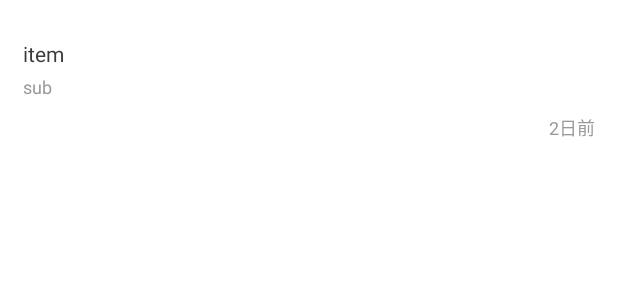
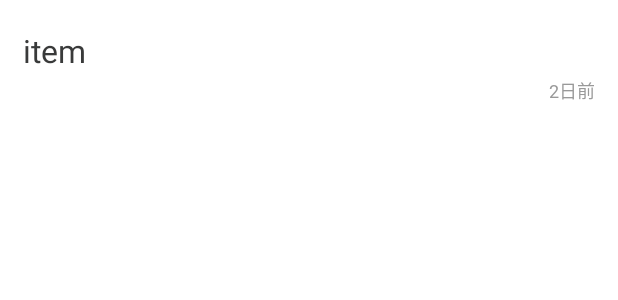
Before and after one commit to rail1000/coinbank, an Android app: the layout list_item_trade_center.xml on its own in the app's theme, with its tools: preview values and no code run, on a phone screen of 412 x 824 dp. Shown: the top 300 px of the screen. Run offline under Robolectric (Android 15) with nearby library versions, the phone set to English and light mode, and no system bars; Roboto replaces fonts that are not available here.

Commit message:
调整交易细节的布局大小

```diff
--- a/app/src/main/java/com/gongchuang/ethtoken/ui/adapter/PretradeAdapter.java
+++ b/app/src/main/java/com/gongchuang/ethtoken/ui/adapter/PretradeAdapter.java
@@ -19,8 +19,8 @@ public class PretradeAdapter extends CommonAdapter<PreDeposit> {
 
     @Override
     public void convert(ViewHolder holder, PreDeposit preDeposit) {
-        holder.setText(R.id.tv_tx_hash,"交易哈希:"+preDeposit.getHash());
-        holder.setText(R.id.tv_amount,"金额:"+preDeposit.getPreamount());
+        holder.setText(R.id.tv_tx_hash,"金额:"+preDeposit.getPreamount());
+       // holder.setText(R.id.tv_amount,"金额:"+preDeposit.getPreamount());
         holder.setText(R.id.tv_message_time,preDeposit.getExtractime());
     }
 }
--- a/app/src/main/java/com/gongchuang/ethtoken/ui/adapter/TradeAdapter.java
+++ b/app/src/main/java/com/gongchuang/ethtoken/ui/adapter/TradeAdapter.java
@@ -18,8 +18,8 @@ public class TradeAdapter extends CommonAdapter<TransactionRecord> {
 
     @Override
     public void convert(ViewHolder holder, TransactionRecord transactionRecord) {
-        holder.setText(R.id.tv_tx_hash,"交易哈希:"+transactionRecord.getTxHash());
-        holder.setText(R.id.tv_amount,"金额:"+transactionRecord.getType()+" "+transactionRecord.getAmount());
+        holder.setText(R.id.tv_tx_hash,"金额:"+transactionRecord.getType()+" "+transactionRecord.getAmount());
+       // holder.setText(R.id.tv_amount,"金额:"+transactionRecord.getType()+" "+transactionRecord.getAmount());
         holder.setText(R.id.tv_message_time,transactionRecord.getTxDate());
     }
 }
--- a/app/src/main/res/layout/activity_property_detail.xml
+++ b/app/src/main/res/layout/activity_property_detail.xml
@@ -73,11 +73,11 @@
 
     <ListView
         android:id="@+id/lv_transaction_records"
-        android:descendantFocusability="blocksDescendants"
-        android:overScrollMode="never"
         android:layout_width="match_parent"
         android:layout_height="0dp"
-        android:layout_weight="1" />
+        android:layout_weight="1"
+        android:descendantFocusability="blocksDescendants"
+        android:overScrollMode="never" />
 
     <LinearLayout
         android:layout_width="match_parent"
--- a/app/src/main/res/layout/list_item_trade_center.xml
+++ b/app/src/main/res/layout/list_item_trade_center.xml
@@ -8,16 +8,16 @@
 
 
     <RelativeLayout
-        android:layout_marginTop="16dp"
         android:layout_width="match_parent"
-        android:layout_height="60dp">
+        android:layout_height="35dp"
+        android:layout_marginTop="16dp">
 
         <LinearLayout
             android:layout_width="wrap_content"
             android:layout_height="wrap_content"
             android:layout_centerVertical="true"
+            android:layout_marginStart="15dp"
             android:layout_marginLeft="15dp"
-            android:layout_marginStart="15dp"
             android:orientation="vertical">
 
             <TextView
@@ -26,16 +26,8 @@
                 android:layout_height="wrap_content"
                 android:text="item"
                 android:textColor="@color/property_ico_name_color"
-                android:textSize="14sp" />
+                android:textSize="21dp" />
 
-            <TextView
-                android:id="@+id/tv_amount"
-                android:layout_width="wrap_content"
-                android:layout_height="wrap_content"
-                android:layout_marginTop="4dp"
-                android:text="sub"
-                android:textColor="@color/property_ico_worth_color"
-                android:textSize="12sp" />
         </LinearLayout>
     </RelativeLayout>
 
```
